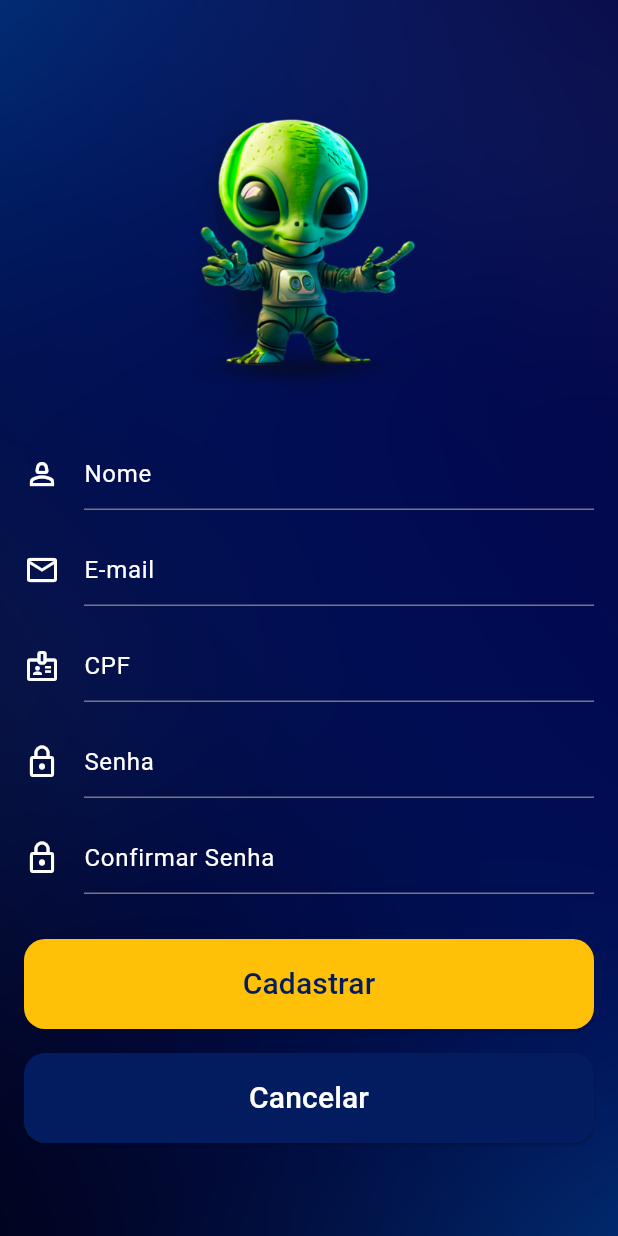
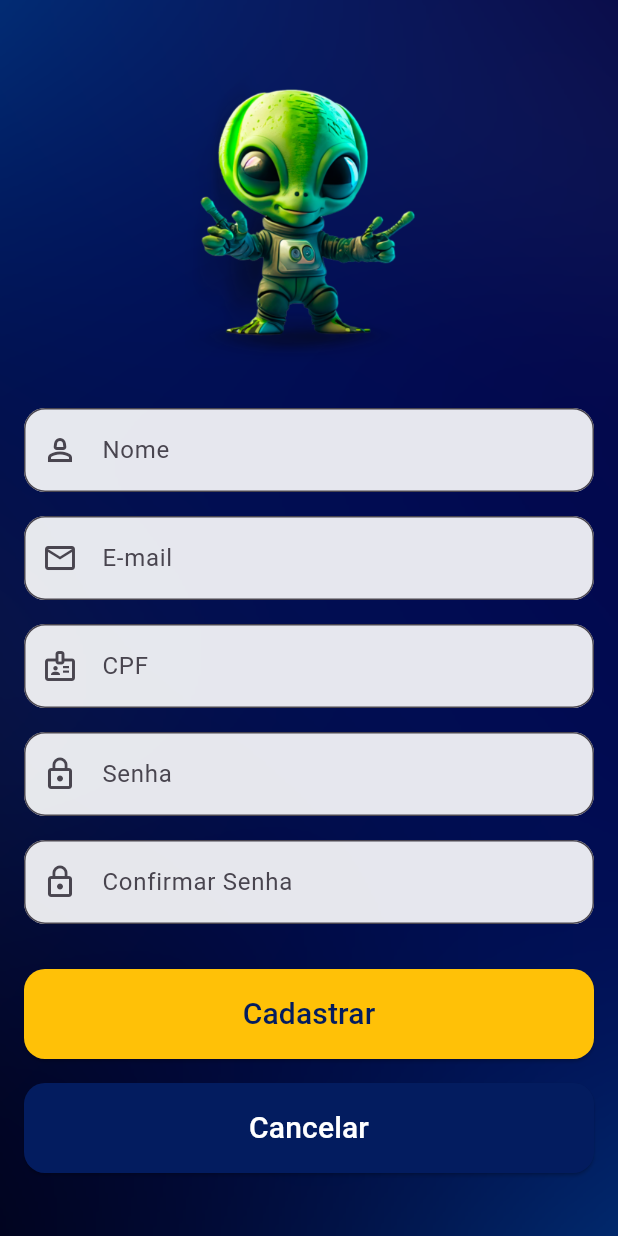
Before and after one commit to CGabriel7478/app_fluxo_, a Flutter app: the screen it shows after launch, after a tap on "Novo Usuário? Cadastre-se", on a phone screen of 412 x 824 dp. Run offline on Flutter 3.47's test engine with Material 3 defaults, Android fonts, the phone set to English and light mode, and no system bars.

Commit message:
app_fluxo

```diff
--- a/lib/src/app_fluxolivre.dart
+++ b/lib/src/app_fluxolivre.dart
@@ -1,5 +1,5 @@
+import 'package:app_fluxolivre/src/pages/login_page.dart';
 import 'package:app_fluxolivre/src/pages/home_page.dart';
-import 'package:app_fluxolivre/src/pages/login_page.dart';
 import 'package:app_fluxolivre/src/pages/new_usuario.dart';
 import 'package:flutter/material.dart';
 
--- a/lib/src/pages/login_page.dart
+++ b/lib/src/pages/login_page.dart
@@ -1,5 +1,5 @@
+import 'package:flutter/material.dart';
 import 'package:app_fluxolivre/src/widget/input_login_widget.dart';
-import 'package:flutter/material.dart';
 
 class LoginPage extends StatelessWidget {
   const LoginPage({super.key});
@@ -30,13 +30,13 @@ class LoginPage extends StatelessWidget {
               const SizedBox(height: 30),
               InputLoginWidget(
                 icon: Icons.person_2_outlined,
-                hint: 'Usuario',
+                hint: 'Usuário',
                 obscure: false,
               ),
               const SizedBox(height: 16),
               InputLoginWidget(
                 icon: Icons.lock_outline,
-                hint: 'Password',
+                hint: 'Senha',
                 obscure: true,
               ),
               const SizedBox(height: 30),
--- a/lib/src/pages/new_usuario.dart
+++ b/lib/src/pages/new_usuario.dart
@@ -1,8 +1,31 @@
 import 'package:app_fluxolivre/src/widget/input_login_widget.dart';
 import 'package:flutter/material.dart';
 
-class NewUsuario extends StatelessWidget {
+class NewUsuario extends StatefulWidget {
   const NewUsuario({super.key});
+
+  @override
+  State<NewUsuario> createState() => _NewUsuarioState();
+}
+
+class _NewUsuarioState extends State<NewUsuario> {
+  final _formKey = GlobalKey<FormState>();
+
+  final _nomeController = TextEditingController();
+  final _emailController = TextEditingController();
+  final _cpfController = TextEditingController();
+  final _senhaController = TextEditingController();
+  final _confirmarSenhaController = TextEditingController();
+
+  @override
+  void dispose() {
+    _nomeController.dispose();
+    _emailController.dispose();
+    _cpfController.dispose();
+    _senhaController.dispose();
+    _confirmarSenhaController.dispose();
+    super.dispose();
+  }
 
   @override
   Widget build(BuildContext context) {
@@ -18,6 +41,8 @@ class NewUsuario extends StatelessWidget {
         child: SingleChildScrollView(
           child: Padding(
             padding: const EdgeInsets.all(16.0),
+            child: Form(
+              key: _formKey,
               child: Column(
                 mainAxisAlignment: MainAxisAlignment.center,
                 children: [
@@ -33,30 +58,35 @@ class NewUsuario extends StatelessWidget {
                     icon: Icons.person_2_outlined,
                     hint: 'Nome',
                     obscure: false,
+                    controller: _nomeController,
                   ),
                   const SizedBox(height: 16),
                   InputLoginWidget(
                     icon: Icons.email_outlined,
                     hint: 'E-mail',
                     obscure: false,
+                    controller: _emailController,
                   ),
                   const SizedBox(height: 16),
                   InputLoginWidget(
                     icon: Icons.badge_outlined,
                     hint: 'CPF',
                     obscure: false,
+                    controller: _cpfController,
                   ),
                   const SizedBox(height: 16),
                   InputLoginWidget(
                     icon: Icons.lock_outline,
                     hint: 'Senha',
                     obscure: true,
+                    controller: _senhaController,
                   ),
                   const SizedBox(height: 16),
                   InputLoginWidget(
                     icon: Icons.lock_outline,
                     hint: 'Confirmar Senha',
                     obscure: true,
+                    controller: _confirmarSenhaController,
                   ),
                   const SizedBox(height: 30),
                   ElevatedButton(
@@ -68,7 +98,9 @@ class NewUsuario extends StatelessWidget {
                       ),
                     ),
                     onPressed: () {
+                      if (_formKey.currentState!.validate()) {
                         Navigator.of(context).pushNamed('/home');
+                      }
                     },
                     child: const Text(
                       'Cadastrar',
@@ -105,6 +137,7 @@ class NewUsuario extends StatelessWidget {
             ),
           ),
         ),
+      ),
     );
   }
 }
--- /dev/null
+++ b/lib/src/utils/constanst.dart
@@ -0,0 +1,7 @@
+import 'package:flutter/material.dart';
+
+class Constants {
+  static const Color corBranco = Colors.white;
+  static const Color corErro = Colors.red;
+  static const Color corSuccess = Colors.green;
+}
--- a/lib/src/widget/input_login_widget.dart
+++ b/lib/src/widget/input_login_widget.dart
@@ -4,30 +4,30 @@ class InputLoginWidget extends StatelessWidget {
   final IconData icon;
   final String hint;
   final bool obscure;
+  final TextEditingController? controller;
 
   const InputLoginWidget({
     super.key,
     required this.icon,
     required this.hint,
     required this.obscure,
+    this.controller,
   });
 
   @override
   Widget build(BuildContext context) {
-    return TextField(
+    return TextFormField(
+      controller: controller,
+      obscureText: obscure,
       decoration: InputDecoration(
-        icon: Icon(
-          icon, // Changed from icon.person_2_outlined to just icon
-          color: const Color(0xFFFFFFFF),
+        prefixIcon: Icon(icon),
+        hintText: hint,
+        border: OutlineInputBorder(
+          borderRadius: BorderRadius.circular(14),
         ),
-        hintText: hint,
-        hintStyle: const TextStyle(color: Color(0xFFFFFFFF)),
-        focusedBorder: const UnderlineInputBorder(
-          borderSide: BorderSide(color: Colors.yellowAccent),
-        ),
+        filled: true,
+        fillColor: Colors.white.withOpacity(0.9),
       ),
-      style: const TextStyle(color: Color(0xFFFFFFFF)),
-      obscureText: obscure,
     );
   }
 }
--- a/pubspec.yaml
+++ b/pubspec.yaml
@@ -34,6 +34,7 @@ dependencies:
   # The following adds the Cupertino Icons font to your application.
   # Use with the CupertinoIcons class for iOS style icons.
   cupertino_icons: ^1.0.8
+  validatorless: ^1.2.4
 
 dev_dependencies:
   flutter_test:
```
Also changed, not shown: lib/src/providers/auth_provider.dart (added), lib/src/providers/user_register_provider.dart (added), lib/src/services/auth_api_service.dart (added), lib/src/services/user_api_service.dart (added), lib/src/utils/show_erro_snackbar.dart (added), lib/src/utils/show_success_snackbar.dart (added), pubspec.lock. Lines whose indentation alone changed are shown as unchanged.
